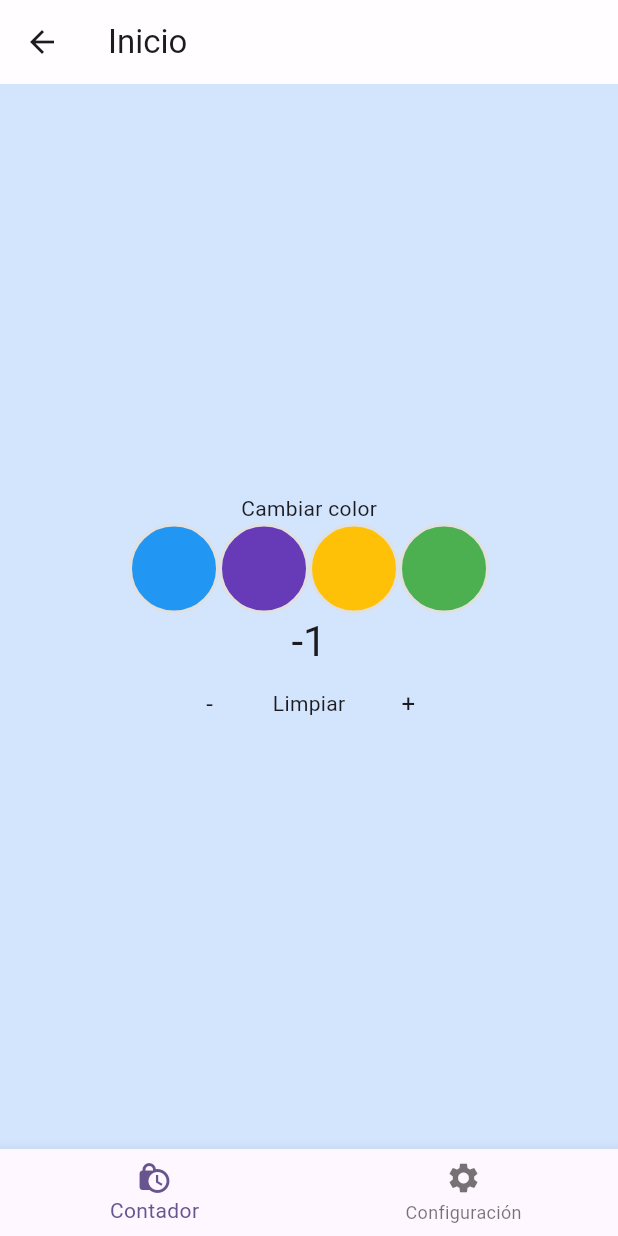
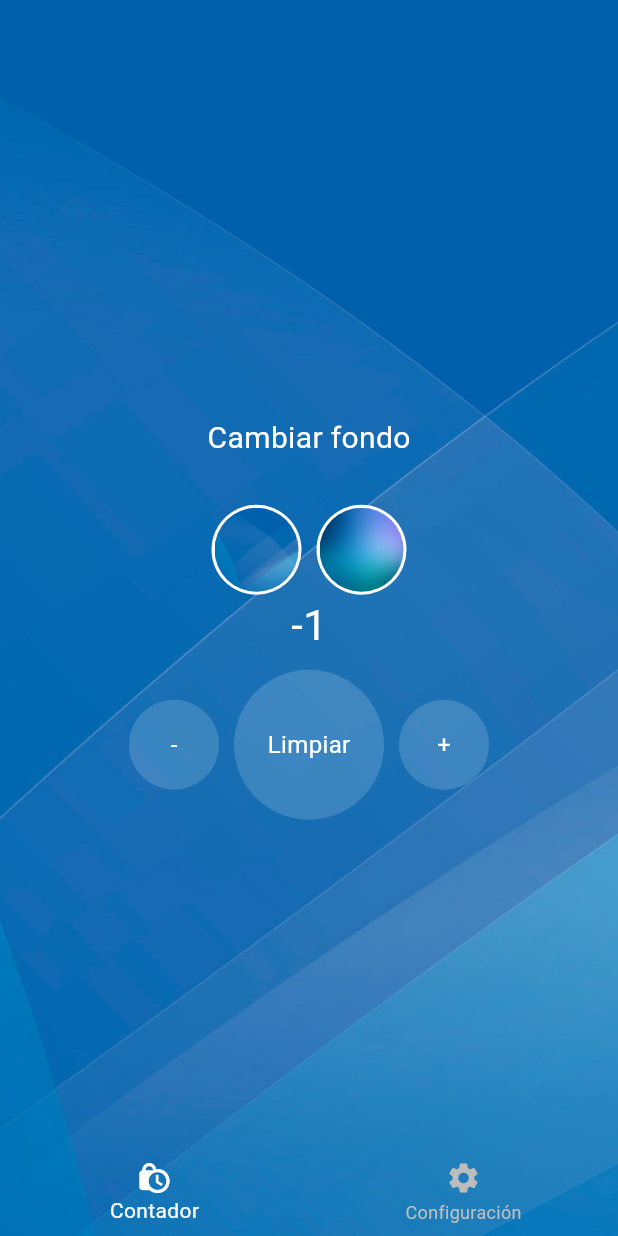
Before and after one commit to Roderick777/m1_contador_progresivo, a Flutter app: the screen it shows after launch, after a tap on an icon or button, on a phone screen of 412 x 824 dp. Run offline on Flutter 3.47's test engine with Material 2 defaults, Android fonts, the phone set to English and light mode, and no system bars; Roboto replaces fonts that are missing (Monserrat).

Commit message:
feat: Add background image switcher

```diff
--- a/lib/helpers/navigate.helper.dart
+++ /dev/null
@@ -1,8 +0,0 @@
-import 'package:flutter/material.dart';
-
-void navigate(BuildContext context, Widget page) {
-  Navigator.push(
-    context,
-    MaterialPageRoute(builder: (context) => page),
-  );
-}
--- a/lib/main.dart
+++ b/lib/main.dart
@@ -1,16 +1,12 @@
 import 'package:flutter/material.dart';
-import 'package:m1_contador_progresivo/pages/home.page.dart';
-import 'package:m1_contador_progresivo/providers/color.provider.dart';
+import 'package:m1_contador_progresivo/pages/main.page.dart';
 import 'package:m1_contador_progresivo/providers/config.provider.dart';
 import 'package:provider/provider.dart';
 
 void main() {
   runApp(
     MultiProvider(
-      providers: [
-        ChangeNotifierProvider(create: (_) => ColorProvider()),
-        ChangeNotifierProvider(create: (_) => ConfigProvider())
-      ],
+      providers: [ChangeNotifierProvider(create: (_) => ConfigProvider())],
       child: const MyApp(),
     ),
   );
@@ -25,15 +21,10 @@ class MyApp extends StatelessWidget {
       title: 'Flutter Demo',
       debugShowCheckedModeBanner: false,
       theme: ThemeData(
-        colorScheme: ColorScheme.fromSeed(seedColor: Colors.deepPurple),
-        useMaterial3: true,
-        textTheme: const TextTheme(
-          bodySmall: TextStyle(
-            fontFamily: 'Roboto',
-          ),
-        ),
-      ),
-      home: const HomePage(title: 'Flutter Demo Home Page'),
+          colorScheme: ColorScheme.fromSeed(seedColor: Colors.deepPurple),
+          useMaterial3: true,
+          fontFamily: 'Monserrat'),
+      home: const MainPage(),
     );
   }
 }
--- a/lib/pages/config.page.dart
+++ b/lib/pages/config.page.dart
@@ -1,9 +1,8 @@
 import 'package:flutter/material.dart';
-import 'package:m1_contador_progresivo/providers/color.provider.dart';
 import 'package:m1_contador_progresivo/providers/config.provider.dart';
-import 'package:m1_contador_progresivo/widgets/my_appbar.widget.dart';
-import 'package:m1_contador_progresivo/widgets/my_navigationbar.widget.dart';
+import 'package:m1_contador_progresivo/widgets/circle_button.widget.dart';
 import 'package:provider/provider.dart';
+import '../helpers/snackbar.helper.dart';
 
 class ConfigPage extends StatefulWidget {
   const ConfigPage({super.key});
@@ -13,30 +12,43 @@ class ConfigPage extends StatefulWidget {
 }
 
 class _ConfigPageState extends State<ConfigPage> {
-  Color _color = Colors.blue;
+  String _bg = '';
+
   @override
   Widget build(BuildContext context) {
-    _color = Provider.of<ColorProvider>(context).color;
+    _bg = Provider.of<ConfigProvider>(context).appBackgorund;
+    var pageBg = DecorationImage(image: AssetImage(_bg), fit: BoxFit.cover);
 
-    return Scaffold(
-      appBar: const MyAppBar(title: 'Configuración'),
-      body: Center(
+    return Center(
         child: Container(
-              decoration: BoxDecoration(color: _color.withAlpha(50)),
-              child: Column(
-                  mainAxisAlignment: MainAxisAlignment.center,
-                  children: [
-                    const Text('Configuración'),
+            decoration: BoxDecoration(color: Colors.indigo, image: pageBg),
+            child:
+                Column(mainAxisAlignment: MainAxisAlignment.center, children: [
+              const Text('Configurar contador',
+                  style: TextStyle(color: Colors.white, fontSize: 20.0)),
+              const SizedBox(height: 20.0),
               Padding(
                   padding: const EdgeInsets.all(16.0),
                   child: TextFormField(
+                    style: const TextStyle(color: Colors.white),
                     decoration: const InputDecoration(
-                              labelText: '¿Cuanto va a incrementar?'),
+                      labelText: '¿Cuanto va a incrementar?',
+                      labelStyle: TextStyle(
+                        color: Colors.white,
+                      ),
+                      enabledBorder: UnderlineInputBorder(
+                        borderSide: BorderSide(color: Colors.white70),
+                      ),
+                      focusedBorder: UnderlineInputBorder(
+                        borderSide: BorderSide(
+                          color: Colors.white,
+                        ),
+                      ),
+                    ),
                     onChanged: (String value) {
                       try {
                         int numberValue = int.parse(value);
-                              Provider.of<ConfigProvider>(context,
-                                      listen: false)
+                        Provider.of<ConfigProvider>(context, listen: false)
                             .setCounterAmount(numberValue);
                       } catch (e) {
                         print(e.toString());
@@ -46,8 +58,12 @@ class _ConfigPageState extends State<ConfigPage> {
                         .counterAmount
                         .toString(),
                   )),
-                  ]))),
-      bottomNavigationBar: const MyNavigationBar(),
-    );
+              const SizedBox(height: 10.0),
+              CircleButton(
+                  text: 'Guardar',
+                  action: () =>
+                      showSnackbar(context, 'Configuración Actualizada'),
+                  size: 100)
+            ])));
   }
 }
--- a/lib/pages/home.page.dart
+++ b/lib/pages/home.page.dart
@@ -1,11 +1,9 @@
 import 'package:flutter/material.dart';
 import 'package:m1_contador_progresivo/providers/config.provider.dart';
 import 'package:m1_contador_progresivo/widgets/circle_button.widget.dart';
-import 'package:m1_contador_progresivo/widgets/my_appbar.widget.dart';
-import 'package:m1_contador_progresivo/widgets/my_navigationbar.widget.dart';
+import 'package:m1_contador_progresivo/widgets/circle_img_buttom.widget.dart';
 import 'package:provider/provider.dart';
 import '../helpers/snackbar.helper.dart';
-import '../providers/color.provider.dart';
 
 class HomePage extends StatefulWidget {
   const HomePage({super.key, required this.title});
@@ -18,17 +16,15 @@ class HomePage extends StatefulWidget {
 
 class _HomePageState extends State<HomePage> {
   int _counter = 0;
-  Color _color = Colors.blue;
+  String _bg = '';
 
   void _incrementCounter() {
-    int counterAmount =
-        Provider.of<ConfigProvider>(context, listen: false).counterAmount;
+    int counterAmount = context.read<ConfigProvider>().counterAmount;
     setState(() => _counter = _counter + counterAmount);
   }
 
   void _decrementCounter() {
-    int counterAmount =
-        Provider.of<ConfigProvider>(context, listen: false).counterAmount;
+    int counterAmount = context.read<ConfigProvider>().counterAmount;
     setState(() => _counter = _counter - counterAmount);
   }
 
@@ -37,75 +33,58 @@ class _HomePageState extends State<HomePage> {
     showSnackbar(context, 'Haz reiniciado el contador');
   }
 
-  void _updateColor(Color color) {
-    // setState(() => _color = color);
-    Provider.of<ColorProvider>(context, listen: false).setColor(color);
-  }
-
-  List<Widget> _colorElements() {
-    List<Color> colors = [
-      Colors.blue,
-      Colors.deepPurple,
-      Colors.amber,
-      Colors.green
-    ];
-    List<Widget> elements = [];
-    colors.forEach((e) {
-      elements.add(CircleButton(
-          content: const Text(''), action: () => _updateColor(e), color: e));
-    });
-    return elements;
+  void _updateBg(String bg) {
+    Provider.of<ConfigProvider>(context, listen: false).setAppBackground(bg);
   }
 
   @override
   Widget build(BuildContext context) {
-    _color = Provider.of<ColorProvider>(context).color;
+    _bg = Provider.of<ConfigProvider>(context).appBackgorund;
 
-    return Scaffold(
-      appBar: const MyAppBar(title: 'Inicio'),
-      body: Center(
+    return Center(
         child: Container(
-        decoration: BoxDecoration(color: _color.withAlpha(50)),
+      decoration: BoxDecoration(
+          color: Colors.indigo,
+          image: DecorationImage(image: AssetImage(_bg), fit: BoxFit.cover)),
       child: Column(
         mainAxisAlignment: MainAxisAlignment.center,
         children: <Widget>[
-            const Text("Cambiar color"),
-            Row(
-                mainAxisAlignment: MainAxisAlignment.center,
-                children: [..._colorElements()]),
+          const Text('Cambiar fondo',
+              style: TextStyle(color: Colors.white, fontSize: 20.0)),
+          const SizedBox(height: 20.0),
+          const SizedBox(height: 10.0),
+          Row(mainAxisAlignment: MainAxisAlignment.center, children: [
+            CircleImgButton(
+                action: () {
+                  _updateBg(context.read<ConfigProvider>().bg1);
+                },
+                backgroundImg: context.read<ConfigProvider>().bg1),
+            const SizedBox(width: 10.0),
+            CircleImgButton(
+                action: () {
+                  _updateBg(context.read<ConfigProvider>().bg2);
+                },
+                backgroundImg: context.read<ConfigProvider>().bg2)
+          ]),
           Text('$_counter',
-                style: Theme.of(context).textTheme.headlineMedium),
+              style: const TextStyle(color: Colors.white, fontSize: 28.0)),
+          const SizedBox(height: 10.0),
           Center(
-              child:
-                  Row(mainAxisAlignment: MainAxisAlignment.center, children: [
-                Theme(
-                  data: Theme.of(context)
-                      .copyWith(iconTheme: IconThemeData(color: _color)),
-                  child: IconButton(
-                      onPressed: () => _decrementCounter(),
-                      color: _color,
-                      icon: const Text('-', style: TextStyle(fontSize: 16.0))),
-                ),
+            child: Row(mainAxisAlignment: MainAxisAlignment.center, children: [
+              CircleButton(
+                  text: '-', action: () => _decrementCounter(), size: 60),
               const SizedBox(width: 10.0),
-                IconButton(
-                    iconSize: 50.0,
-                    onPressed: () => _cleanCounter(context),
-                    icon: const Text('Limpiar')),
+              CircleButton(
+                  text: 'Limpiar',
+                  action: () => _cleanCounter(context),
+                  size: 100),
               const SizedBox(width: 10.0),
-                Theme(
-                    data: Theme.of(context)
-                        .copyWith(iconTheme: IconThemeData(color: _color)),
-                    child: IconButton(
-                        onPressed: () => _incrementCounter(),
-                        color: _color,
-                        icon:
-                            const Text('+', style: TextStyle(fontSize: 16.0))))
+              CircleButton(
+                  text: '+', action: () => _incrementCounter(), size: 60),
             ]),
           )
         ],
       ),
-      )),
-      bottomNavigationBar: const MyNavigationBar(),
-    );
+    ));
   }
 }
--- /dev/null
+++ b/lib/pages/main.page.dart
@@ -0,0 +1,44 @@
+import 'package:flutter/material.dart';
+import 'package:m1_contador_progresivo/pages/config.page.dart';
+import 'package:m1_contador_progresivo/pages/home.page.dart';
+import 'package:m1_contador_progresivo/providers/config.provider.dart';
+import 'package:m1_contador_progresivo/widgets/my_navigationbar.widget.dart';
+import 'package:provider/provider.dart';
+
+class MainPage extends StatefulWidget {
+  const MainPage({super.key});
+
+  @override
+  State<MainPage> createState() => _MainPageState();
+}
+
+class _MainPageState extends State<MainPage> {
+  int _page = 0;
+
+  Widget _getPage(int page) {
+    if (page == 0) {
+      return const HomePage(title: '');
+    } else if (page == 1) {
+      return const ConfigPage();
+    } else {
+      return const HomePage(title: '');
+    }
+  }
+
+  @override
+  Widget build(BuildContext context) {
+    ConfigProvider configProvider = context.read<ConfigProvider>();
+    _page = configProvider.currentPage;
+
+    return Scaffold(
+      extendBody: true,
+      body: Container(
+          decoration:
+              const BoxDecoration(color: Color.fromARGB(255, 8, 136, 210)),
+          child: AnimatedSwitcher(
+              duration: const Duration(milliseconds: 300),
+              child: _page == 0 ? _getPage(_page) : _getPage(_page))),
+      bottomNavigationBar: const MyNavigationBar(),
+    );
+  }
+}
--- a/lib/providers/color.provider.dart
+++ /dev/null
@@ -1,12 +0,0 @@
-import 'package:flutter/material.dart';
-
-class ColorProvider with ChangeNotifier {
-  Color _color = Colors.blue;
-
-  Color get color => _color;
-
-  void setColor(Color newColor) {
-    _color = newColor;
-    notifyListeners();
-  }
-}
--- a/lib/providers/config.provider.dart
+++ b/lib/providers/config.provider.dart
@@ -2,11 +2,29 @@ import 'package:flutter/material.dart';
 
 class ConfigProvider with ChangeNotifier {
   int _counterAmount = 1;
+  final String _bg1 = 'assets/images/fondopantalla.jpeg';
+  final String _bg2 = 'assets/images/fondopantalla2.jpg';
+  String _appBackground = 'assets/images/fondopantalla.jpeg';
+  int _currentPage = 0;
 
   int get counterAmount => _counterAmount;
+  String get appBackgorund => _appBackground;
+  String get bg1 => _bg1;
+  String get bg2 => _bg2;
+  int get currentPage => _currentPage;
 
   void setCounterAmount(int newCounterAmount) {
     _counterAmount = newCounterAmount;
     notifyListeners();
   }
+
+  void setAppBackground(String bg) {
+    _appBackground = bg;
+    notifyListeners();
+  }
+
+  void setCurrentPage(int newPageIndex) {
+    _currentPage = newPageIndex;
+    notifyListeners();
+  }
 }
--- a/lib/widgets/circle_button.widget.dart
+++ b/lib/widgets/circle_button.widget.dart
@@ -1,29 +1,37 @@
 import 'package:flutter/material.dart';
 
-class CircleButton extends StatelessWidget {
+class CircleButton extends StatefulWidget {
   const CircleButton(
       {super.key,
-      required this.content,
+      required this.text,
       required this.action,
-      required this.color});
-  final Widget content;
+      required this.size});
+  final String text;
   final dynamic action;
-  final Color color;
+  final double size;
 
   @override
+  State<CircleButton> createState() => _CircleButtonState();
+}
+
+class _CircleButtonState extends State<CircleButton> {
+  @override
   Widget build(BuildContext context) {
-    return Container(
-      width: 60,
-      height: 60,
-      decoration: BoxDecoration(
-        shape: BoxShape.circle,
-        color: color,
-        border: Border.all(
-          color: Colors.grey.shade300,
-          width: 2.0,
-        ),
-      ),
-      child: InkWell(onTap: () => action(), child: Center(child: content)),
+    return InkWell(
+      child: Container(
+          width: widget.size,
+          height: widget.size,
+          decoration: BoxDecoration(
+            shape: BoxShape.circle,
+            color: Colors.white.withAlpha(40),
+          ),
+          child: Center(
+            child: Text(widget.text,
+                style: const TextStyle(fontSize: 16.0, color: Colors.white)),
+          )),
+      onTap: () {
+        widget.action();
+      },
     );
   }
 }
--- /dev/null
+++ b/lib/widgets/circle_img_buttom.widget.dart
@@ -0,0 +1,25 @@
+import 'package:flutter/material.dart';
+
+class CircleImgButton extends StatelessWidget {
+  const CircleImgButton(
+      {super.key, required this.action, required this.backgroundImg});
+  final dynamic action;
+  final String backgroundImg;
+
+  @override
+  Widget build(BuildContext context) {
+    return InkWell(
+        onTap: () {
+          action();
+        },
+        child: CircleAvatar(
+          radius: 30,
+          backgroundColor: Color.fromARGB(255, 255, 255, 255),
+          child: CircleAvatar(
+            backgroundImage:
+                AssetImage(backgroundImg), // 'assets/images/fondopantalla2.jpg'
+            radius: 28,
+          ),
+        ));
+  }
+}
--- a/lib/widgets/my_appbar.widget.dart
+++ /dev/null
@@ -1,16 +0,0 @@
-import 'package:flutter/material.dart';
-
-class MyAppBar extends StatelessWidget implements PreferredSizeWidget {
-  @override
-  Size get preferredSize => const Size.fromHeight(kToolbarHeight);
-
-  const MyAppBar({super.key, required this.title});
-  final String title;
-  @override
-  PreferredSizeWidget build(BuildContext context) {
-    return AppBar(
-      backgroundColor: Colors.white70,
-      title: Text(title),
-    );
-  }
-}
--- a/lib/widgets/my_navigationbar.widget.dart
+++ b/lib/widgets/my_navigationbar.widget.dart
@@ -1,7 +1,6 @@
 import 'package:flutter/material.dart';
-import 'package:m1_contador_progresivo/pages/config.page.dart';
-import 'package:m1_contador_progresivo/pages/home.page.dart';
-import 'package:m1_contador_progresivo/helpers/navigate.helper.dart';
+import 'package:m1_contador_progresivo/providers/config.provider.dart';
+import 'package:provider/provider.dart';
 
 class MyNavigationBar extends StatefulWidget {
   const MyNavigationBar({super.key});
@@ -13,12 +12,19 @@ class MyNavigationBar extends StatefulWidget {
 class _MyNavigationBarState extends State<MyNavigationBar> {
   @override
   Widget build(BuildContext context) {
+    ConfigProvider provider = Provider.of<ConfigProvider>(context);
+
     return BottomNavigationBar(
-      onTap: (value) {
+      backgroundColor: Colors.transparent,
+      selectedItemColor: Colors.white,
+      unselectedItemColor: Colors.grey.shade400,
+      currentIndex: provider.currentPage,
+      elevation: 0,
+      onTap: (int value) {
         if (value == 0) {
-          navigate(context, const HomePage(title: 'Inicio'));
+          provider.setCurrentPage(value);
         } else {
-          navigate(context, const ConfigPage());
+          provider.setCurrentPage(value);
         }
       },
       items: const <BottomNavigationBarItem>[
--- /dev/null
+++ b/lib/widgets/text_color.widget.dart
@@ -0,0 +1,15 @@
+import 'package:flutter/material.dart';
+
+class ColorText extends StatelessWidget {
+  const ColorText({super.key, required this.color, required this.text});
+  final String text;
+  final Color color;
+
+  @override
+  Widget build(BuildContext context) {
+    return Text(
+      text,
+      style: TextStyle(color: color),
+    );
+  }
+}
```
Also changed, not shown: pubspec.yaml (+17 -18 lines), assets/fonts/Montserrat-Bold.ttf (added), assets/fonts/Montserrat-Medium.ttf (added), assets/fonts/Montserrat.ttf (added), assets/images/fondopantalla.jpeg (added), assets/images/fondopantalla2.jpg (added). Lines whose indentation alone changed are shown as unchanged.
